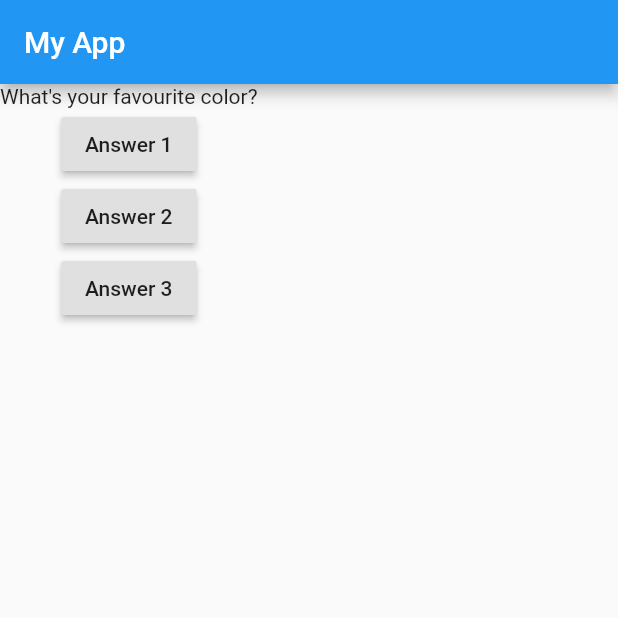
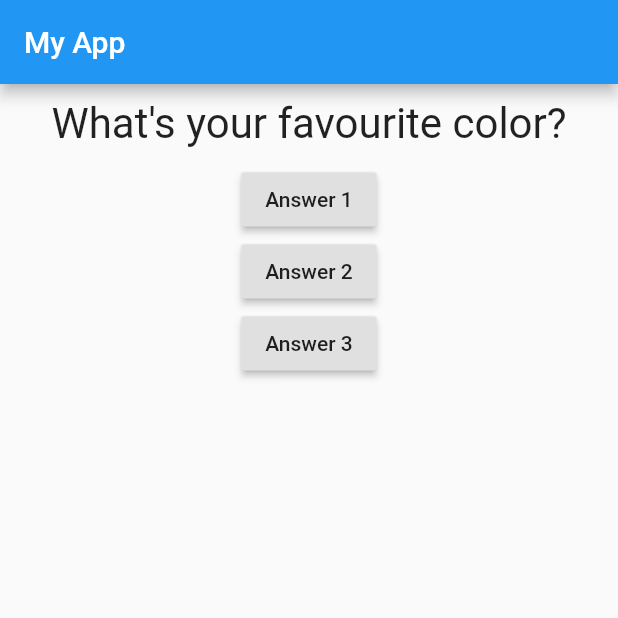
Before and after one commit to Aghiad-Alzein-78/courseApp1, a Flutter app: the screen it shows after launch, on a phone screen of 412 x 824 dp, the top half of it. Run offline on Flutter 3.47's test engine with Material 2 defaults, Android fonts, the phone set to English and light mode, and no system bars.

Commit message:
second commit

```diff
--- a/lib/main.dart
+++ b/lib/main.dart
@@ -1,4 +1,5 @@
 import 'package:flutter/material.dart';
+import 'package:appflutter/question.dart';
 
 void main() {
   runApp(MyApp());
@@ -7,11 +8,11 @@ void main() {
 class MyApp extends StatefulWidget {
   @override
   State<StatefulWidget> createState() {
-    return MyAppState();
+    return _MyAppState();
   }
 }
 
-class MyAppState extends State<MyApp> {
+class _MyAppState extends State<MyApp> {
   var questionIndex = 0;
   var questions = [
     "What's your favourite color?",
@@ -34,7 +35,7 @@ class MyAppState extends State<MyApp> {
         ),
         body: Column(
           children: [
-            Text(questions[questionIndex]),
+            Question(questions[questionIndex]),
             RaisedButton(
               onPressed: () {
                 print("$questionIndex");
--- /dev/null
+++ b/lib/question.dart
@@ -0,0 +1,21 @@
+import 'package:flutter/material.dart';
+
+class Question extends StatelessWidget {
+  String questionText;
+
+  Question(this.questionText);
+  @override
+  Widget build(BuildContext context) {
+    return Container(
+      width: MediaQuery.of(context).size.width,
+      margin: const EdgeInsets.all(10),
+      child: Text(
+        questionText,
+        style: const TextStyle(
+          fontSize: 28,
+        ),
+        textAlign: TextAlign.center,
+      ),
+    );
+  }
+}
```
